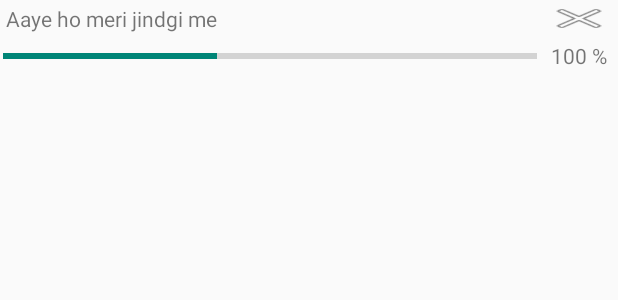
After one commit to zeseeit/musicgenie, an Android app: the layout downloading_item.xml on its own in the app's theme, with its tools: preview values and no code run, on a phone screen of 412 x 824 dp. The commit adds this screen. Shown: the top 300 px of the screen. Run offline under Robolectric (Android 15) with nearby library versions, the phone set to English and light mode, and no system bars.

Commit message:
add: downloading task item

```diff
--- a/app/src/main/java/musicgenie/com/musicgenie/interfaces/DownloadCancelListener.java
+++ b/app/src/main/java/musicgenie/com/musicgenie/interfaces/DownloadCancelListener.java
@@ -4,5 +4,5 @@ package musicgenie.com.musicgenie.interfaces;
  * Created by Ankit on 8/9/2016.
  */
 public interface DownloadCancelListener {
-    public void onDownloadCancel(String taskID);
+     void onDownloadCancel(String taskID);
 }
--- a/app/src/main/java/musicgenie/com/musicgenie/interfaces/DownloadListener.java
+++ b/app/src/main/java/musicgenie/com/musicgenie/interfaces/DownloadListener.java
@@ -4,7 +4,7 @@ package musicgenie.com.musicgenie.interfaces;
  * Created by Ankit on 8/9/2016.
  */
 public interface DownloadListener {
-    public void onError(String error);
-    public void onDownloadTaskProcessStart();
-    public void onDownloadFinish();
+     void onError(String error);
+     void onDownloadTaskProcessStart();
+     void onDownloadFinish();
 }
--- a/app/src/main/java/musicgenie/com/musicgenie/interfaces/DownloadPageNotificationListener.java
+++ b/app/src/main/java/musicgenie/com/musicgenie/interfaces/DownloadPageNotificationListener.java
@@ -4,6 +4,6 @@ package musicgenie.com.musicgenie.interfaces;
  * Created by Ankit on 8/11/2016.
  */
 public interface DownloadPageNotificationListener {
-    public void onMakeToast(String msg);
-    public void onMakeSnake(String msg);
+     void onMakeToast(String msg);
+     void onMakeSnake(String msg);
 }
--- a/app/src/main/java/musicgenie/com/musicgenie/interfaces/ResultPageNotificationListener.java
+++ b/app/src/main/java/musicgenie/com/musicgenie/interfaces/ResultPageNotificationListener.java
@@ -4,6 +4,6 @@ package musicgenie.com.musicgenie.interfaces;
  * Created by Ankit on 8/11/2016.
  */
 public interface ResultPageNotificationListener {
-    public void onMakeToast(String msg);
-    public void onMakeSnake(String msg);
+    void onMakeToast(String msg);
+    void onMakeSnake(String msg);
 }
--- a/app/src/main/java/musicgenie/com/musicgenie/interfaces/TaskAddListener.java
+++ b/app/src/main/java/musicgenie/com/musicgenie/interfaces/TaskAddListener.java
@@ -4,5 +4,5 @@ package musicgenie.com.musicgenie.interfaces;
  * Created by Ankit on 8/11/2016.
  */
 public interface TaskAddListener {
-    public void onTaskAddToQueue(String task_info);
+    void onTaskAddToQueue(String task_info);
 }
--- /dev/null
+++ b/app/src/main/res/layout/downloading_item.xml
@@ -0,0 +1,89 @@
+<?xml version="1.0" encoding="utf-8"?>
+<LinearLayout
+    xmlns:android="http://schemas.android.com/apk/res/android"
+    android:orientation="vertical"
+    android:layout_width="match_parent"
+    android:layout_height="50dp"
+    android:weightSum="2"
+    android:elevation="2dp">
+
+    <LinearLayout
+        android:orientation="horizontal"
+        android:layout_weight="1"
+        android:weightSum="8"
+        android:layout_width="match_parent"
+        android:layout_height="0dp">
+
+        <TextView
+            android:id="@+id/download_task_title"
+            android:paddingLeft="4dp"
+            android:paddingRight="4dp"
+            android:gravity="center_vertical"
+            android:text="Aaye ho meri jindgi me "
+            android:layout_width="0dp"
+            android:layout_weight="7"
+            android:maxLines="1"
+            android:layout_height="match_parent" />
+
+        <FrameLayout
+            android:padding="2dp"
+            android:layout_weight="1"
+            android:layout_width="0dp"
+            android:layout_height="match_parent">
+
+            <Button
+                android:background="@android:drawable/ic_menu_close_clear_cancel"
+                android:id="@+id/cancelBtn"
+                android:layout_width="match_parent"
+                android:layout_height="match_parent" />
+
+        </FrameLayout>
+
+    </LinearLayout>
+
+    <LinearLayout
+        android:layout_weight="1"
+        android:layout_width="match_parent"
+        android:layout_height="0dp">
+
+        <LinearLayout
+            android:weightSum="8"
+            android:orientation="horizontal"
+            android:layout_width="match_parent"
+            android:layout_height="match_parent">
+
+            <FrameLayout
+                android:padding="2dp"
+                android:layout_weight="7"
+                android:layout_width="0dp"
+                android:layout_height="match_parent">
+
+
+                <ProgressBar
+                    style="?android:attr/progressBarStyleHorizontal"
+                    android:layout_width="match_parent"
+                    android:layout_height="wrap_content"
+                    android:id="@+id/progressBar"
+                    android:progress="40"
+                    android:layout_gravity="center_vertical" />
+
+            </FrameLayout>
+            <FrameLayout
+                android:padding="2dp"
+                android:layout_width="0dp"
+                android:layout_weight="1"
+                android:layout_height="match_parent">
+
+                <TextView
+                    android:gravity="center"
+                    android:text="100 %"
+                    android:id="@+id/progressText"
+                    android:layout_width="match_parent"
+                    android:layout_height="match_parent" />
+
+            </FrameLayout>
+        </LinearLayout>
+
+    </LinearLayout>
+
+</LinearLayout>
```
Also changed, not shown: app/src/main/java/musicgenie/com/musicgenie/adapters/LiveDownloadListAdapter.java (+14 -1 lines), app/src/main/java/musicgenie/com/musicgenie/handlers/TaskHandler.java (+7 -100 lines).
